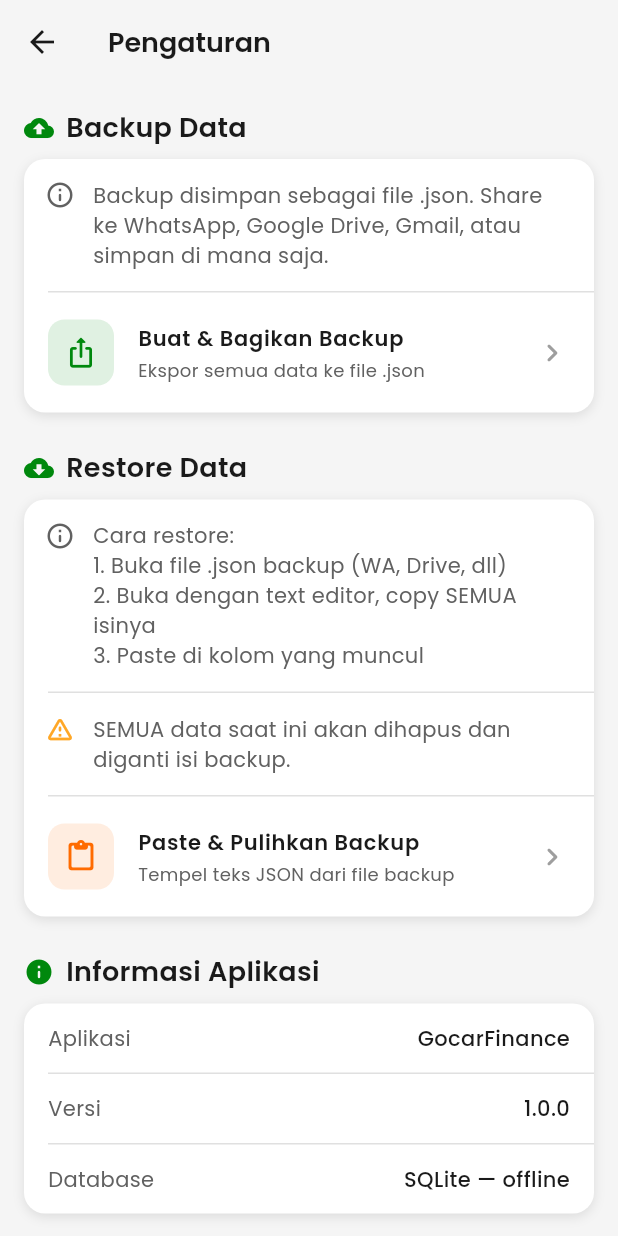
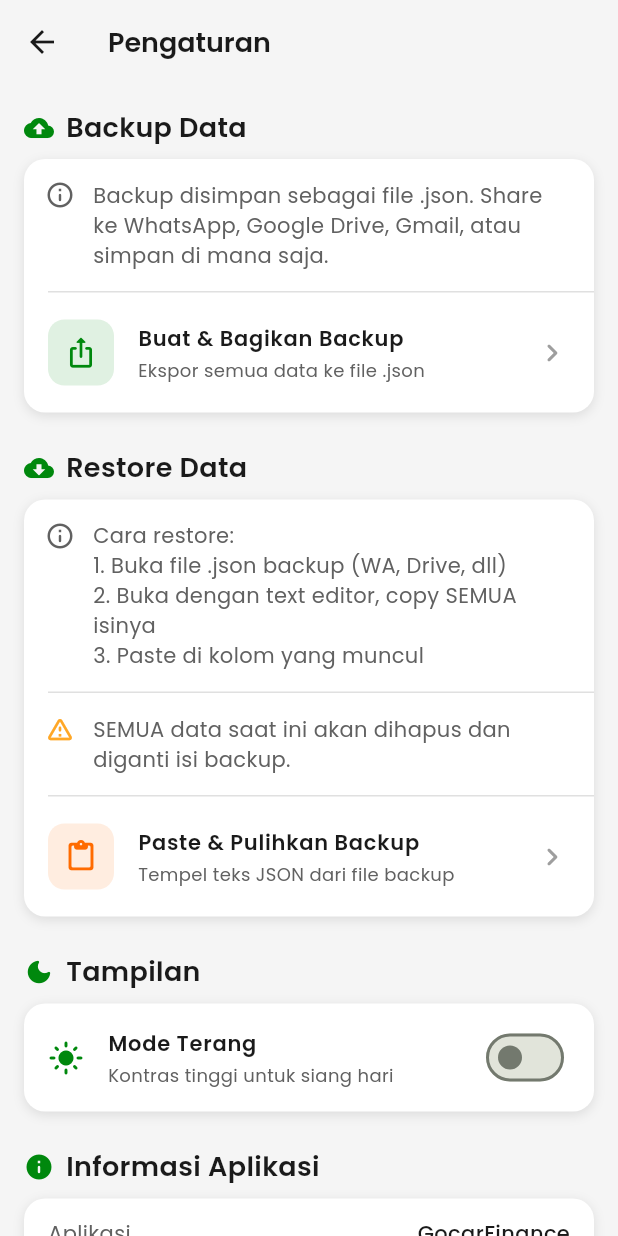
Before and after one commit to redovarin09/gocar_finance, a Flutter app: the screen it shows after launch, after a tap on the "settings" icon, on a phone screen of 412 x 824 dp. Run offline on Flutter 3.47's test engine with Material 3 defaults, Android fonts, the phone set to English and light mode, and no system bars; our stand-ins replace fl_chart, flutter_local_notifications, flutter_riverpod, go_router, google_fonts, share_plus and 2 more; accounts and stored records are empty.

Commit message:
feat: dark mode with shared_preferences persistence

```diff
--- a/lib/app/app.dart
+++ b/lib/app/app.dart
@@ -2,7 +2,7 @@ import 'package:flutter/material.dart';
 import 'package:flutter_riverpod/flutter_riverpod.dart';
 import 'package:google_fonts/google_fonts.dart';
 import '../core/constants/app_colors.dart';
-import '../core/constants/app_text_styles.dart';
+import '../shared/providers/theme_provider.dart';
 import 'router.dart';
 
 class GocarFinanceApp extends ConsumerWidget {
@@ -10,27 +10,32 @@ class GocarFinanceApp extends ConsumerWidget {
 
   @override
   Widget build(BuildContext context, WidgetRef ref) {
-    final router = ref.watch(routerProvider);
+    final router    = ref.watch(routerProvider);
+    final themeMode = ref.watch(themeModeProvider);
+
     return MaterialApp.router(
       title: 'GocarFinance',
       debugShowCheckedModeBanner: false,
-      theme: _buildTheme(),
+      themeMode: themeMode,
+      theme:     _buildLightTheme(),
+      darkTheme: _buildDarkTheme(),
       routerConfig: router,
     );
   }
 
-  ThemeData _buildTheme() {
+  // ── Light Theme ────────────────────────────────────────
+
+  ThemeData _buildLightTheme() {
     final base = ThemeData(
       useMaterial3: true,
+      brightness: Brightness.light,
       colorScheme: ColorScheme.fromSeed(
         seedColor: AppColors.primary,
         brightness: Brightness.light,
       ),
       scaffoldBackgroundColor: AppColors.background,
     );
-
     return base.copyWith(
-      // Poppins untuk semua text di app
       textTheme: GoogleFonts.poppinsTextTheme(base.textTheme),
       appBarTheme: AppBarTheme(
         backgroundColor: AppColors.background,
@@ -43,6 +48,104 @@ class GocarFinanceApp extends ConsumerWidget {
           color: AppColors.textPrimary,
         ),
       ),
+      bottomAppBarTheme: const BottomAppBarTheme(
+        color: AppColors.cardBackground,
+        elevation: 8,
+      ),
+      cardColor: AppColors.cardBackground,
+      dividerColor: AppColors.divider,
+    );
+  }
+
+  // ── Dark Theme ─────────────────────────────────────────
+
+  ThemeData _buildDarkTheme() {
+    const darkBg    = Color(0xFF121212);
+    const darkCard  = Color(0xFF1E1E1E);
+    const darkCard2 = Color(0xFF252525);
+    const darkText  = Color(0xFFF0F0F0);
+    const darkSub   = Color(0xFF9E9E9E);
+    const darkDiv   = Color(0xFF2E2E2E);
+
+    final base = ThemeData(
+      useMaterial3: true,
+      brightness: Brightness.dark,
+      colorScheme: ColorScheme.fromSeed(
+        seedColor: AppColors.primary,
+        brightness: Brightness.dark,
+      ).copyWith(
+        primary:   AppColors.primary,
+        secondary: AppColors.accent,
+      ),
+      scaffoldBackgroundColor: darkBg,
+    );
+
+    return base.copyWith(
+      textTheme: GoogleFonts.poppinsTextTheme(base.textTheme).apply(
+        bodyColor:    darkText,
+        displayColor: darkText,
+      ),
+      appBarTheme: AppBarTheme(
+        backgroundColor: darkCard,
+        elevation: 0,
+        scrolledUnderElevation: 0,
+        foregroundColor: darkText,
+        titleTextStyle: GoogleFonts.poppins(
+          fontSize: 18,
+          fontWeight: FontWeight.w600,
+          color: darkText,
+        ),
+      ),
+      bottomAppBarTheme: const BottomAppBarTheme(
+        color: darkCard,
+        elevation: 8,
+      ),
+      cardColor:     darkCard2,
+      dividerColor:  darkDiv,
+      iconTheme:     const IconThemeData(color: darkText),
+      listTileTheme: const ListTileThemeData(
+        textColor:  darkText,
+        iconColor:  darkSub,
+      ),
+      inputDecorationTheme: InputDecorationTheme(
+        filled: true,
+        fillColor: darkCard,
+        hintStyle: TextStyle(color: darkSub),
+        border: OutlineInputBorder(
+          borderRadius: BorderRadius.circular(12),
+          borderSide: BorderSide(color: darkDiv),
+        ),
+        enabledBorder: OutlineInputBorder(
+          borderRadius: BorderRadius.circular(12),
+          borderSide: BorderSide(color: darkDiv),
+        ),
+        focusedBorder: OutlineInputBorder(
+          borderRadius: BorderRadius.circular(12),
+          borderSide: const BorderSide(
+              color: AppColors.primary, width: 2),
+        ),
+      ),
+      dialogTheme: DialogTheme(
+        backgroundColor: darkCard,
+        titleTextStyle: GoogleFonts.poppins(
+          fontSize: 17,
+          fontWeight: FontWeight.w600,
+          color: darkText,
+        ),
+        contentTextStyle: GoogleFonts.poppins(
+          fontSize: 14,
+          color: darkSub,
+        ),
+      ),
+      snackBarTheme: SnackBarThemeData(
+        backgroundColor: darkCard2,
+        contentTextStyle:
+            GoogleFonts.poppins(color: darkText),
+      ),
+      floatingActionButtonTheme: const FloatingActionButtonThemeData(
+        backgroundColor: AppColors.accent,
+        foregroundColor: Colors.white,
+      ),
     );
   }
 }
--- a/lib/features/settings/presentation/settings_screen.dart
+++ b/lib/features/settings/presentation/settings_screen.dart
@@ -3,6 +3,7 @@ import 'package:flutter_riverpod/flutter_riverpod.dart';
 import '../../../core/constants/app_colors.dart';
 import '../../../core/constants/app_text_styles.dart';
 import '../../../core/services/backup_service.dart';
+import '../../../shared/providers/theme_provider.dart';
 import '../../../shared/providers/app_providers.dart';
 
 class SettingsScreen extends ConsumerStatefulWidget {
@@ -187,6 +188,47 @@ class _SettingsScreenState extends ConsumerState<SettingsScreen> {
             ),
           ]),
 
+          const SizedBox(height: 24),
+
+          // TAMPILAN
+          _SectionHeader(
+              icon: Icons.dark_mode_rounded, title: 'Tampilan'),
+          const SizedBox(height: 8),
+          _SettingsCard(children: [
+            Consumer(
+              builder: (context, ref, _) {
+                final isDark =
+                    ref.watch(themeModeProvider) == ThemeMode.dark;
+                return SwitchListTile(
+                  contentPadding:
+                      const EdgeInsets.symmetric(horizontal: 16),
+                  secondary: Icon(
+                    isDark
+                        ? Icons.dark_mode_rounded
+                        : Icons.light_mode_rounded,
+                    color: isDark
+                        ? AppColors.accent
+                        : AppColors.primary,
+                  ),
+                  title: Text(
+                    isDark ? 'Mode Gelap' : 'Mode Terang',
+                    style: AppTextStyles.body
+                        .copyWith(fontWeight: FontWeight.w600),
+                  ),
+                  subtitle: Text(
+                    isDark
+                        ? 'Nyaman untuk berkendara malam'
+                        : 'Kontras tinggi untuk siang hari',
+                    style: AppTextStyles.caption,
+                  ),
+                  value: isDark,
+                  activeColor: AppColors.accent,
+                  onChanged: (_) =>
+                      ref.read(themeModeProvider.notifier).toggle(),
+                );
+              },
+            ),
+          ]),
           const SizedBox(height: 24),
 
           // INFO APP
--- /dev/null
+++ b/lib/shared/providers/theme_provider.dart
@@ -0,0 +1,31 @@
+import 'package:flutter/material.dart';
+import 'package:flutter_riverpod/flutter_riverpod.dart';
+import 'package:shared_preferences/shared_preferences.dart';
+
+const _kDarkMode = 'dark_mode';
+
+class ThemeModeNotifier extends StateNotifier<ThemeMode> {
+  ThemeModeNotifier() : super(ThemeMode.light) {
+    _load();
+  }
+
+  Future<void> _load() async {
+    final prefs  = await SharedPreferences.getInstance();
+    final isDark = prefs.getBool(_kDarkMode) ?? false;
+    state = isDark ? ThemeMode.dark : ThemeMode.light;
+  }
+
+  Future<void> toggle() async {
+    final nowDark = state != ThemeMode.dark;
+    state = nowDark ? ThemeMode.dark : ThemeMode.light;
+    final prefs = await SharedPreferences.getInstance();
+    await prefs.setBool(_kDarkMode, nowDark);
+  }
+
+  bool get isDark => state == ThemeMode.dark;
+}
+
+final themeModeProvider =
+    StateNotifierProvider<ThemeModeNotifier, ThemeMode>(
+  (ref) => ThemeModeNotifier(),
+);
--- a/pubspec.yaml
+++ b/pubspec.yaml
@@ -19,6 +19,7 @@ dependencies:
   go_router: ^13.2.0
   share_plus: ^9.0.0
   google_fonts: ^6.2.1
+  shared_preferences: ^2.2.3
   flutter_local_notifications: ^17.2.4
 
 dev_dependencies:
```
